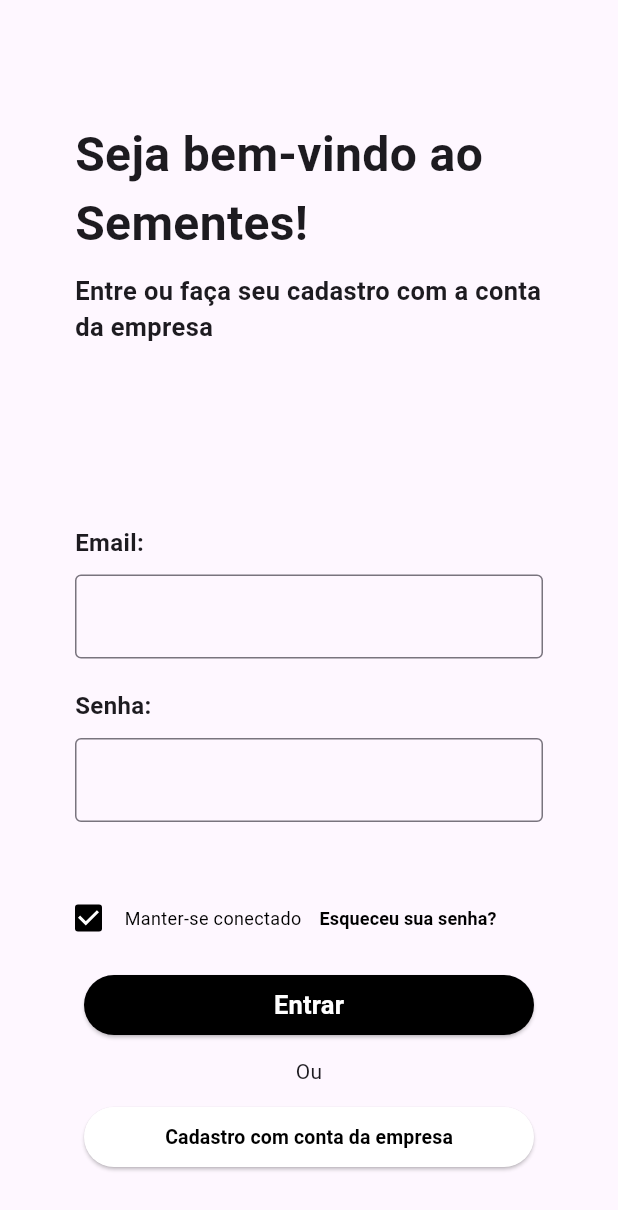
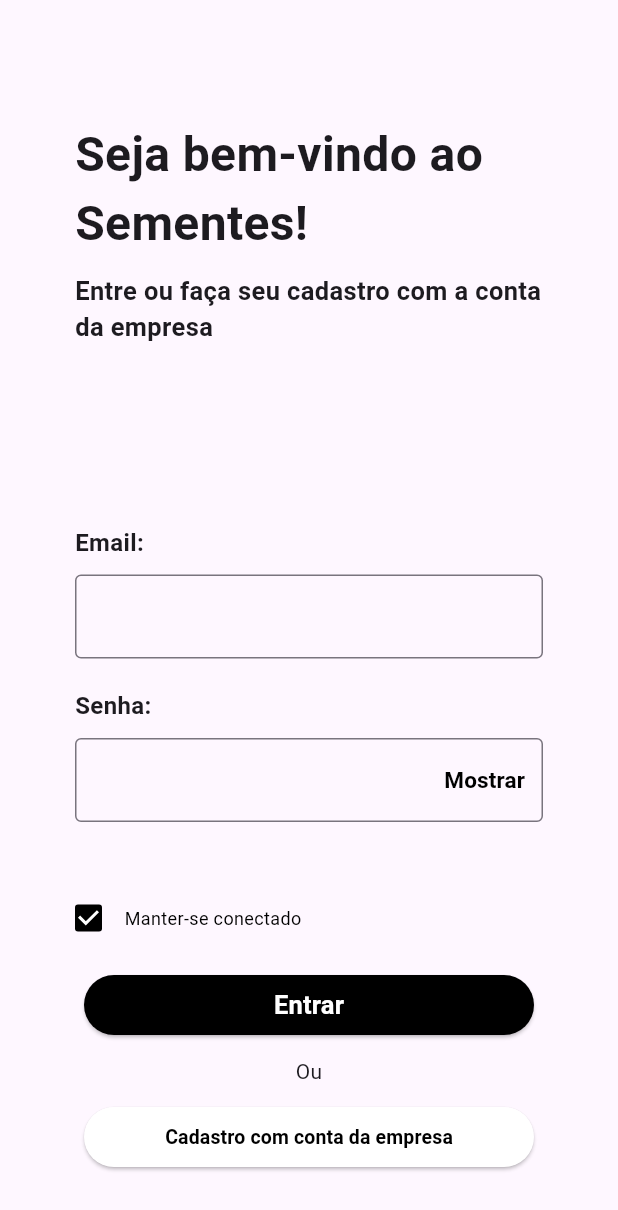
Before and after one commit to henriquepadua/Desafio_Final_CAMP2024_MOBILE, a Flutter app: the screen it shows after launch, on a phone screen of 412 x 824 dp. Shown: the top 1210 px of the screen. Run offline on Flutter 3.47's test engine with Material 3 defaults, Android fonts, the phone set to English and light mode, and no system bars.

Commit message:
mostar e ocultar senha do login

```diff
--- a/Mobile/lib/views/LoginPageView.dart
+++ b/Mobile/lib/views/LoginPageView.dart
@@ -1,4 +1,5 @@
 import 'package:flutter/material.dart';
+import 'package:flutter/services.dart';
 import 'package:flutter/widgets.dart';
 
 class LoginPageView extends StatefulWidget {
@@ -37,11 +38,12 @@
                   ],
                 ),
               ),
-              const Padding(
-                padding: EdgeInsets.symmetric(horizontal: 50, vertical: 40),
+              Padding(
+                padding:
+                    const EdgeInsets.symmetric(horizontal: 50, vertical: 40),
                 child: Column(
                   children: [
-                    Row(
+                    const Row(
                       children: [
                         Text(
                           "Email:",
@@ -50,12 +52,12 @@
                         ),
                       ],
                     ),
-                    Padding(padding: EdgeInsets.symmetric(vertical: 5)),
-                    TextField(
+                    const Padding(padding: EdgeInsets.symmetric(vertical: 5)),
+                    const TextField(
                       decoration: InputDecoration(border: OutlineInputBorder()),
                     ),
-                    Padding(padding: EdgeInsets.symmetric(vertical: 10)),
-                    Row(
+                    const Padding(padding: EdgeInsets.symmetric(vertical: 10)),
+                    const Row(
                       children: [
                         Text(
                           "Senha:",
@@ -64,9 +66,26 @@
                         ),
                       ],
                     ),
-                    Padding(padding: EdgeInsets.symmetric(vertical: 5)),
+                    const Padding(padding: EdgeInsets.symmetric(vertical: 5)),
                     TextField(
-                      decoration: InputDecoration(border: OutlineInputBorder()),
+                      obscureText: !_mostrarSenha,
+                      decoration: InputDecoration(
+                        border: const OutlineInputBorder(),
+                        suffixIcon: TextButton(
+                          child: Text(
+                            _mostrarSenha ? "Ocultar" : "Mostrar",
+                            style: const TextStyle(
+                                fontSize: 15,
+                                color: Colors.black,
+                                fontWeight: FontWeight.bold),
+                          ),
+                          onPressed: () {
+                            setState(() {
+                              _mostrarSenha = !_mostrarSenha;
+                            });
+                          },
+                        ),
+                      ),
                     ),
                   ],
                 ),
@@ -79,21 +98,23 @@
                       activeColor: Colors.black,
                       checkColor: Colors.white,
                       value: true,
-                      onChanged: (bool? newValue) {},
+                      onChanged: (bool? newValue) {
+                        newValue = !newValue!;
+                      },
                     ),
                     const Text(
                       "Manter-se conectado",
                       style: TextStyle(fontSize: 12, color: Colors.black),
                     ),
-                    TextButton(
-                        onPressed: () {},
-                        child: const Text(
-                          "Esqueceu sua senha?",
-                          style: TextStyle(
-                              fontSize: 12,
-                              fontWeight: FontWeight.bold,
-                              color: Colors.black),
-                        ))
+                    // TextButton(
+                    //     onPressed: () {},
+                    //     child: const Text(
+                    //       "Esqueceu sua senha?",
+                    //       style: TextStyle(
+                    //           fontSize: 12,
+                    //           fontWeight: FontWeight.bold,
+                    //           color: Colors.black),
+                    //     ))
                   ],
                 ),
               ),
@@ -131,14 +152,12 @@
                     child: ElevatedButton(
                       style: ButtonStyle(
                         backgroundColor:
-                            MaterialStateProperty.all<Color>(Colors.white),
+                          MaterialStateProperty.all<Color>(Colors.white),
                       ),
                       onPressed: () {
                         showDialog(
                           context: context,
                           builder: (context) {
-                            bool mostrarSenhaLocal =
-                                _mostrarSenha; // Copiar o estado da senha
                             return StatefulBuilder(
                               builder: (context, setState) {
                                 return AlertDialog(
@@ -187,7 +206,7 @@
                                             suffixIcon: TextButton(
                                               child: Text(
                                                 _mostrarSenha
-                                                    ? "Esconder"
+                                                    ? "Ocultar"
                                                     : "Mostrar",
                                                 style: const TextStyle(
                                                     fontSize: 15,
@@ -229,7 +248,7 @@
                                               Navigator.of(context)
                                                   .pop(); // Fecha o diálogo
                                             },
-                                            child: Text(
+                                            child: const Text(
                                               'Criar conta',
                                               style: TextStyle(
                                                   fontSize: 20,
```
